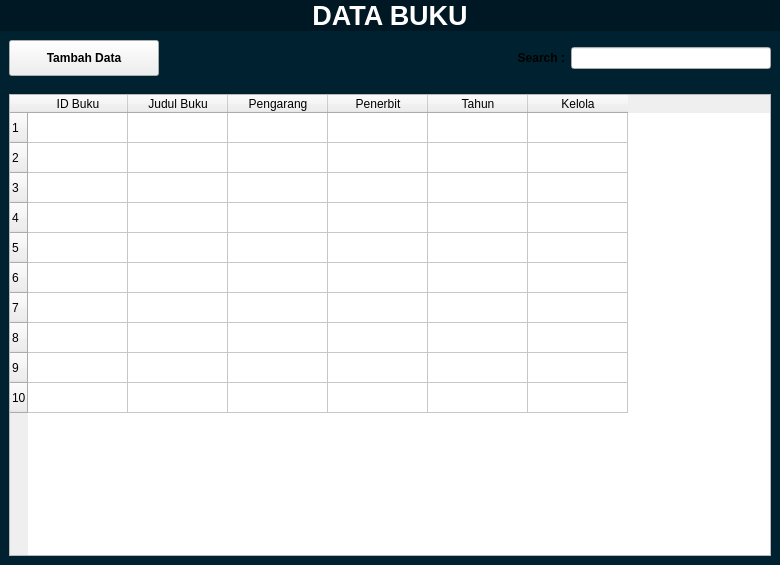
Ionisasi/Aplikasi-Perpustakaan-Digital, file view/DataBuku.ui: the form before one commit.
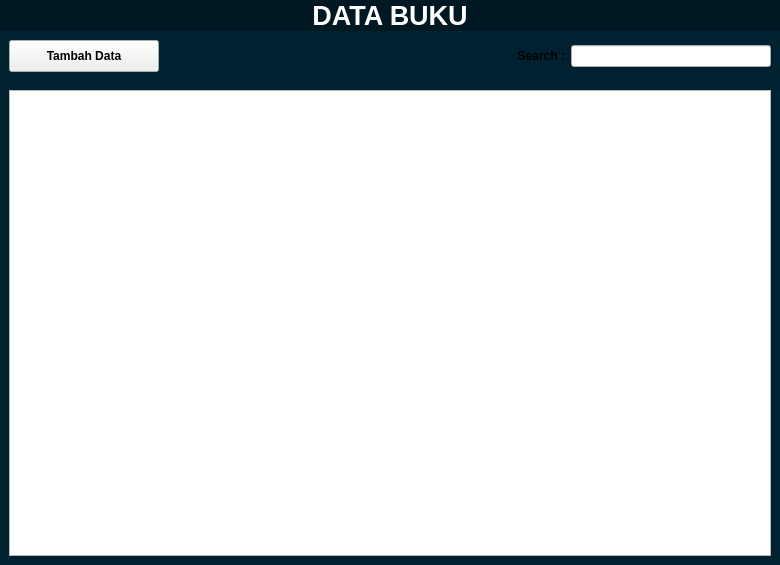
The form after the commit. Icons and pictures are not drawn.

What changed in the file:
```diff
--- a/view/DataBuku.ui
+++ b/view/DataBuku.ui
@@ -108,20 +108,32 @@
         <number>0</number>
        </property>
        <item>
-        <widget class="QWidget" name="widget_2" native="true">
+        <widget class="QWidget" name="Action_widget" native="true">
+         <property name="sizePolicy">
+          <sizepolicy hsizetype="Expanding" vsizetype="Expanding">
+           <horstretch>0</horstretch>
+           <verstretch>0</verstretch>
+          </sizepolicy>
+         </property>
          <property name="maximumSize">
           <size>
-           <width>800</width>
-           <height>100</height>
+           <width>16777215</width>
+           <height>50</height>
           </size>
          </property>
          <layout class="QHBoxLayout" name="horizontalLayout">
           <item>
-           <widget class="QPushButton" name="pushButton">
+           <widget class="QPushButton" name="Tambah_data">
+            <property name="sizePolicy">
+             <sizepolicy hsizetype="Fixed" vsizetype="Fixed">
+              <horstretch>0</horstretch>
+              <verstretch>0</verstretch>
+             </sizepolicy>
+            </property>
             <property name="maximumSize">
              <size>
               <width>150</width>
-              <height>500</height>
+              <height>150</height>
              </size>
             </property>
             <property name="font">
@@ -169,59 +181,28 @@
         </widget>
        </item>
        <item>
-        <widget class="QWidget" name="widget" native="true">
+        <widget class="QWidget" name="Table_area" native="true">
+         <property name="sizePolicy">
+          <sizepolicy hsizetype="Expanding" vsizetype="Expanding">
+           <horstretch>0</horstretch>
+           <verstretch>0</verstretch>
+          </sizepolicy>
+         </property>
          <property name="maximumSize">
           <size>
-           <width>800</width>
-           <height>480</height>
+           <width>16777215</width>
+           <height>16777215</height>
           </size>
          </property>
          <layout class="QHBoxLayout" name="horizontalLayout_2">
           <item>
            <widget class="QTableWidget" name="tableWidget">
             <property name="rowCount">
-             <number>10</number>
+             <number>0</number>
             </property>
-            <row/>
-            <row/>
-            <row/>
-            <row/>
-            <row/>
-            <row/>
-            <row/>
-            <row/>
-            <row/>
-            <row/>
-            <column>
-             <property name="text">
-              <string>ID Buku</string>
-             </property>
-            </column>
-            <column>
-             <property name="text">
-              <string>Judul Buku</string>
-             </property>
-            </column>
-            <column>
-             <property name="text">
-              <string>Pengarang</string>
-             </property>
-            </column>
-            <column>
-             <property name="text">
-              <string>Penerbit</string>
-             </property>
-            </column>
-            <column>
-             <property name="text">
-              <string>Tahun</string>
-             </property>
-            </column>
-            <column>
-             <property name="text">
-              <string>Kelola</string>
-             </property>
-            </column>
+            <property name="columnCount">
+             <number>0</number>
+            </property>
            </widget>
           </item>
          </layout>
```
Left out of the diff: 10 changed lines with no effect on the pictures.
